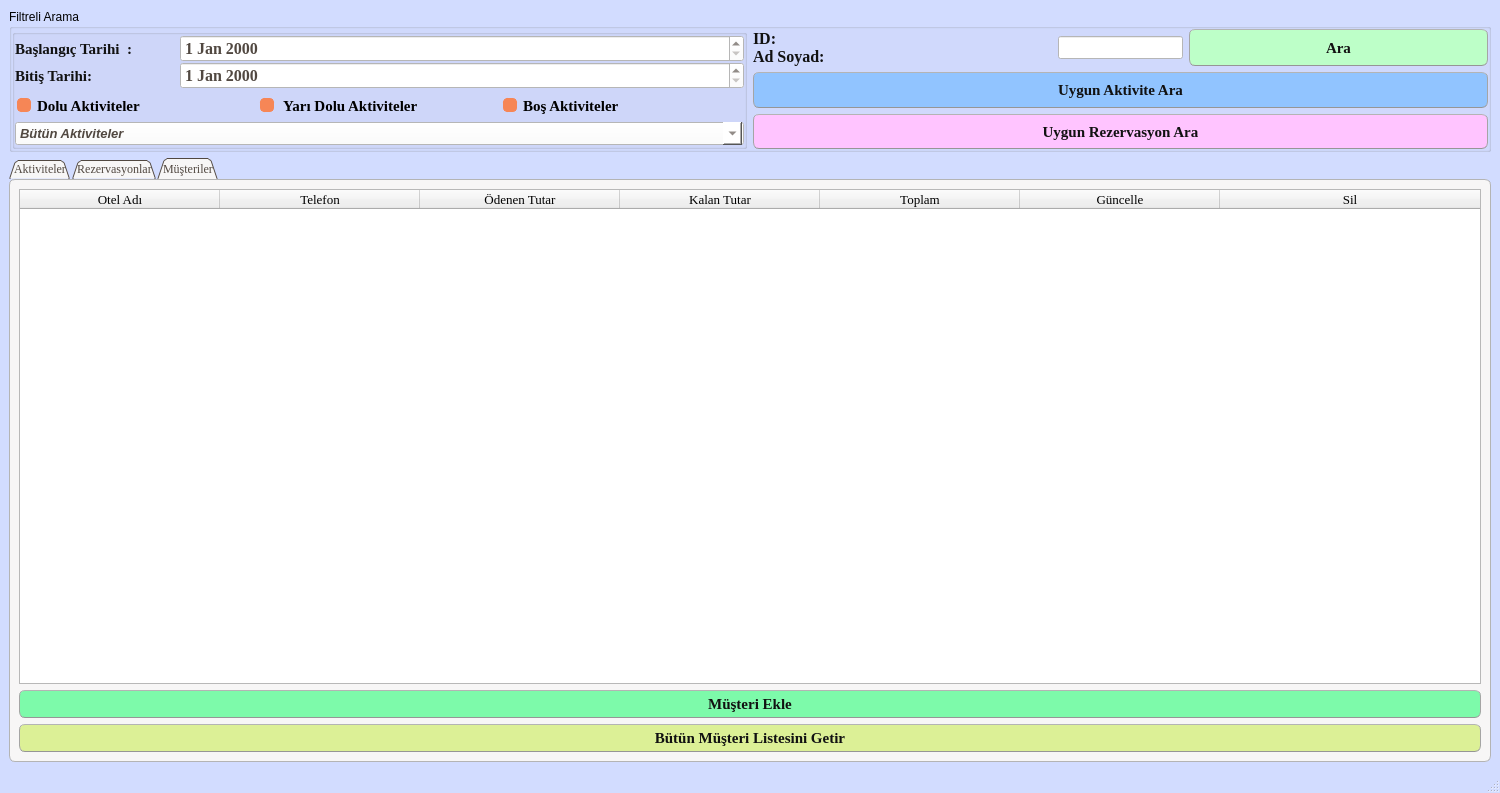
The window that ui_designs/rezTakip.ui (subhanakbenli/Rezervasyon-Takip-Program-) describes before a commit, drawn with Qt 5.
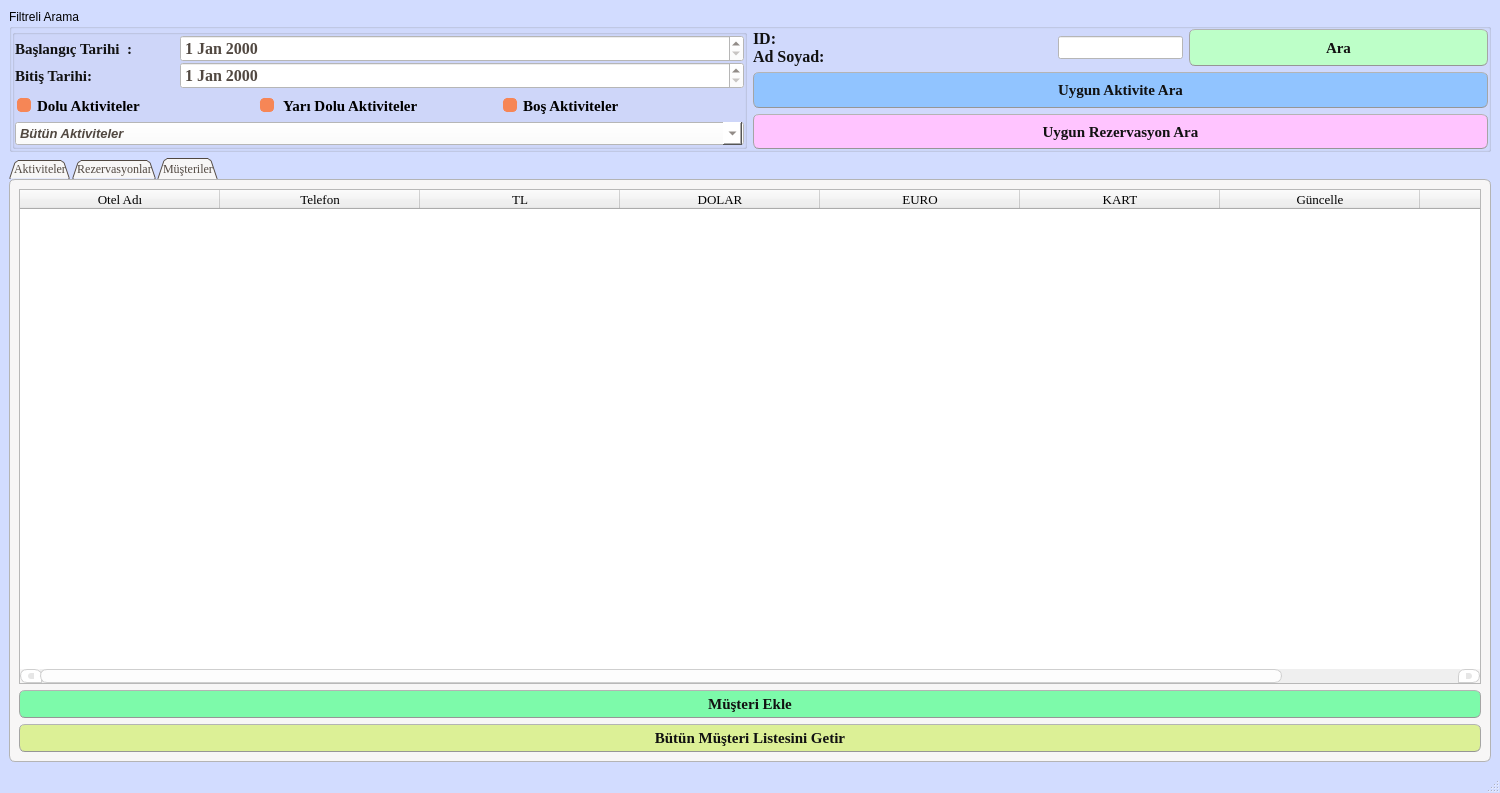
The same window after the commit.

```diff
--- a/ui_designs/rezTakip.ui
+++ b/ui_designs/rezTakip.ui
@@ -1300,17 +1300,22 @@
             </column>
             <column>
              <property name="text">
-              <string>Ödenen Tutar</string>
+              <string>TL</string>
              </property>
             </column>
             <column>
              <property name="text">
-              <string>Kalan Tutar</string>
+              <string>DOLAR</string>
              </property>
             </column>
             <column>
              <property name="text">
-              <string>Toplam</string>
+              <string>EURO</string>
+             </property>
+            </column>
+            <column>
+             <property name="text">
+              <string>KART</string>
              </property>
             </column>
             <column>
```
